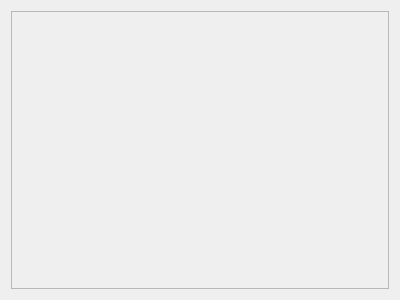
Before: the Qt Designer form code/07_carregando_modelos_3d/mainwindow.ui in gustavohb/vulkan-qt-tutorial, drawn with Qt 5.
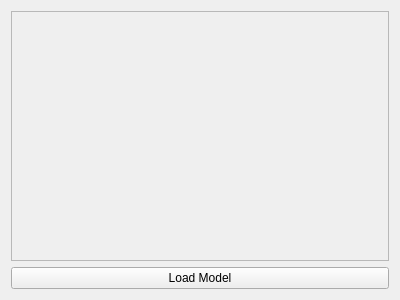
After: the same form once the commit is applied.

The edit to the form file:
```diff
--- a/code/07_carregando_modelos_3d/mainwindow.ui
+++ b/code/07_carregando_modelos_3d/mainwindow.ui
@@ -24,6 +24,13 @@
      </property>
     </widget>
    </item>
+   <item row="1" column="0">
+    <widget class="QPushButton" name="loadModelButton">
+     <property name="text">
+      <string>Load Model</string>
+     </property>
+    </widget>
+   </item>
   </layout>
  </widget>
  <layoutdefault spacing="6" margin="11"/>
```
